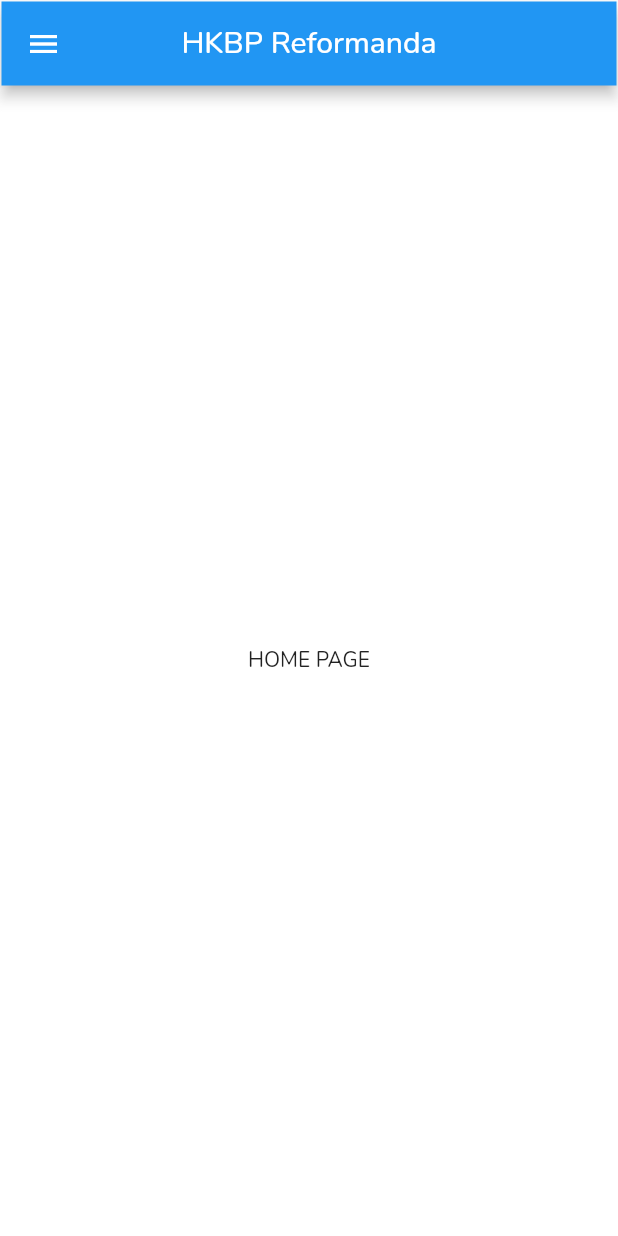
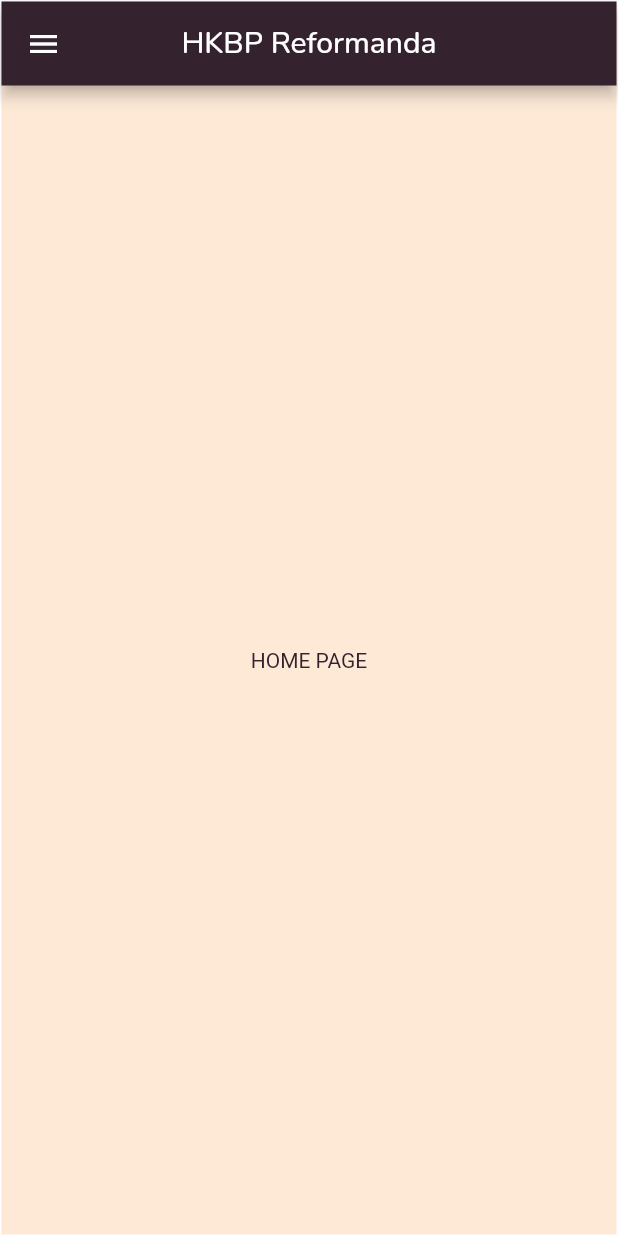
Before and after one commit to gideongurning31/flutter-noob, a Flutter app: the screen it shows after launch, on a phone screen of 412 x 824 dp. Run offline on Flutter 3.47's test engine with Material 2 defaults, Android fonts, the phone set to English and light mode, and no system bars; our stand-ins replace flutter_svg.

Commit message:
Configure layouts and colors according to web app

```diff
--- /dev/null
+++ b/lib/app/Constants.dart
@@ -0,0 +1,21 @@
+import 'package:flutter/material.dart';
+
+class Constants {
+  static const String APP_NAME = '';
+  static const String PROFILE_NAME = '';
+  static const String PROFILE_TITLE = '';
+  static const String PHONE = '';
+  static const String EMAIL = '';
+  static const String GITHUB = 'gideongurning31';
+  static const String SERVICE_URL = "http://10.0.2.2:8080"; // Localhost address for Android Virtual Device
+
+  static const Color COLOR_PRIMARY_LIGHT = Color(0xFFE2434B);
+  static const Color COLOR_PRIMARY_DARK = Color(0xFF34222E);
+  static const Color COLOR_ACCENT = Color(0xFFF9BF8F);
+  static const Color COLOR_CANVAS = Color(0xFFFEE9D7);
+  static const Color COLOR_SPLASH = Color(0xFF904C6E);
+
+  static const String MONTSERRAT = 'Montserrat';
+  static const String NUNITO = 'Nunito';
+  static const String PACIFICO = 'Pacifico';
+}
--- a/lib/app/drawer/MenuDrawer.dart
+++ b/lib/app/drawer/MenuDrawer.dart
@@ -1,5 +1,6 @@
 import 'package:flutter/material.dart';
 import 'package:flutter_svg/flutter_svg.dart';
+import 'package:flutter_noob/app/Constants.dart';
 import 'AppMenu.dart';
 import 'MenuTile.dart';
 import '../../model/MenuTileModel.dart';
@@ -8,6 +9,7 @@ class MenuDrawer extends StatelessWidget {
   final String logoSVG = 'assets/images/title-logo.svg';
   final List<MenuTileModel> menuList = AppMenu.menu;
   final Function _navigateTo;
+
   MenuDrawer(this._navigateTo);
 
   @override
@@ -15,7 +17,7 @@ class MenuDrawer extends StatelessWidget {
     return Drawer(
       child: ListView(
         children: <Widget>[
-          DrawerHeader(child: Material(child: SvgPicture.asset(logoSVG, color: Colors.blue))),
+          DrawerHeader(child: Material(child: SvgPicture.asset(logoSVG, color: Constants.COLOR_PRIMARY_DARK))),
           Column(children: menuList.map((menu) => MenuTile(menu, navigateTo)).toList())
         ],
       ),
--- a/lib/app/pages/Home.dart
+++ b/lib/app/pages/Home.dart
@@ -1,8 +1,9 @@
 import 'package:flutter/material.dart';
+import 'package:flutter_noob/app/Constants.dart';
 
 class Home extends StatelessWidget {
   @override
   Widget build(BuildContext context) {
-    return Center(child: Text('HOME PAGE'));
+    return Center(child: Text('HOME PAGE', style: TextStyle(color: Constants.COLOR_PRIMARY_DARK)));
   }
 }
--- a/lib/app/pages/Renungan.dart
+++ b/lib/app/pages/Renungan.dart
@@ -1,8 +1,9 @@
 import 'package:flutter/material.dart';
+import '../Constants.dart';
 
 class Renungan extends StatelessWidget {
   @override
   Widget build(BuildContext context) {
-    return Center(child: Text('RENUNGAN PAGE'));
+    return Center(child: Text('RENUNGAN PAGE', style: TextStyle(color: Constants.COLOR_PRIMARY_DARK)));
   }
 }
--- a/lib/app/pages/Warta.dart
+++ b/lib/app/pages/Warta.dart
@@ -1,8 +1,9 @@
 import 'package:flutter/material.dart';
+import '../Constants.dart';
 
 class Warta extends StatelessWidget {
   @override
   Widget build(BuildContext context) {
-    return Center(child: Text('WARTA PAGE'));
+    return Center(child: Text('WARTA PAGE', style: TextStyle(color: Constants.COLOR_PRIMARY_DARK)));
   }
 }
```
Also changed, not shown: lib/app/drawer/MenuTile.dart (+4 -3 lines), lib/app/pages/Kegiatan.dart (+2 -18 lines), lib/main.dart (+28 -15 lines).
